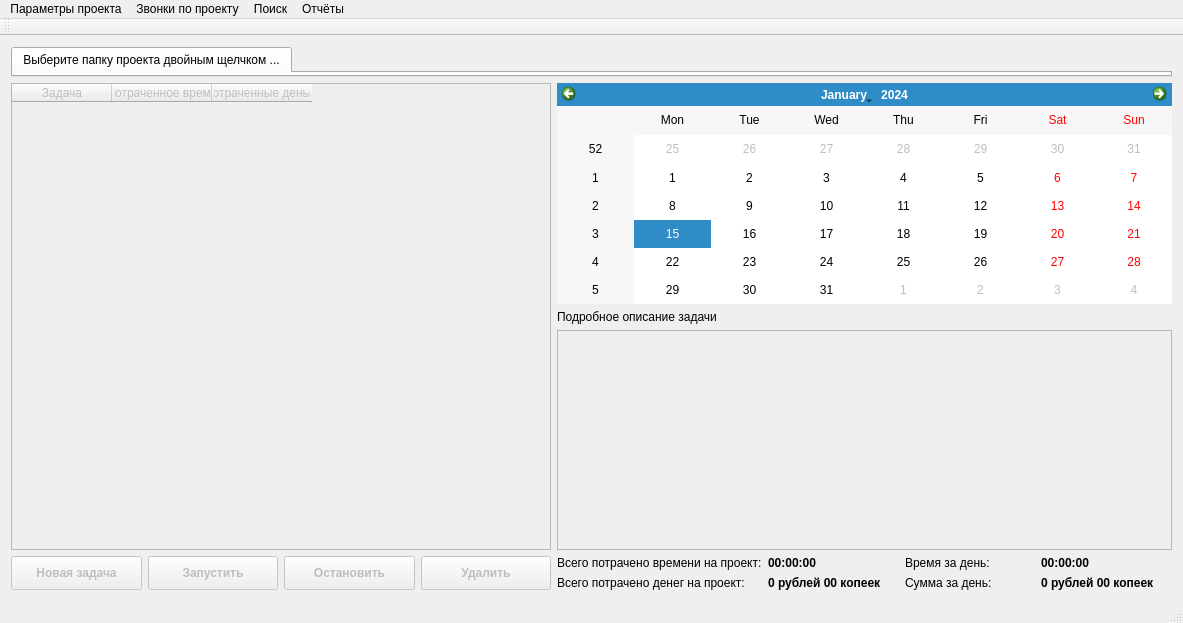
Old version of the form source/mainwindow.ui in the repository kapiten79/timecontrol.
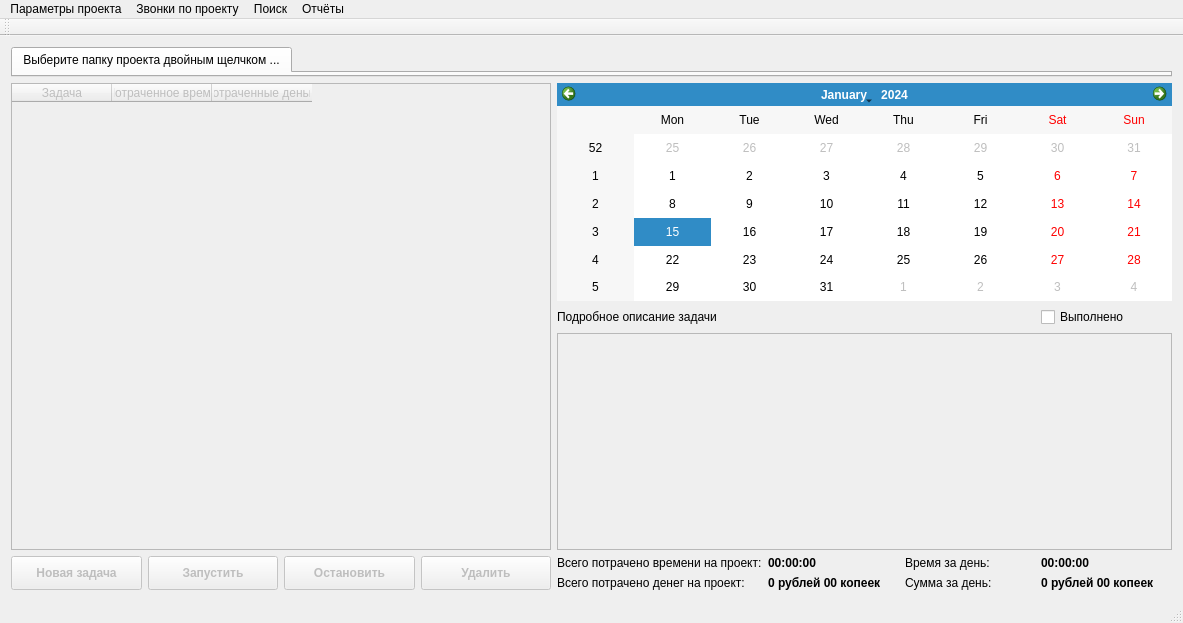
New version of the form. Icons and pictures are not drawn.

What changed in the file:
```diff
--- a/source/mainwindow.ui
+++ b/source/mainwindow.ui
@@ -260,6 +260,13 @@
         </property>
        </widget>
       </item>
+      <item row="1" column="7">
+       <widget class="QCheckBox" name="checkBoxDone">
+        <property name="text">
+         <string>Выполнено</string>
+        </property>
+       </widget>
+      </item>
      </layout>
     </item>
     <item row="1" column="0">
```
